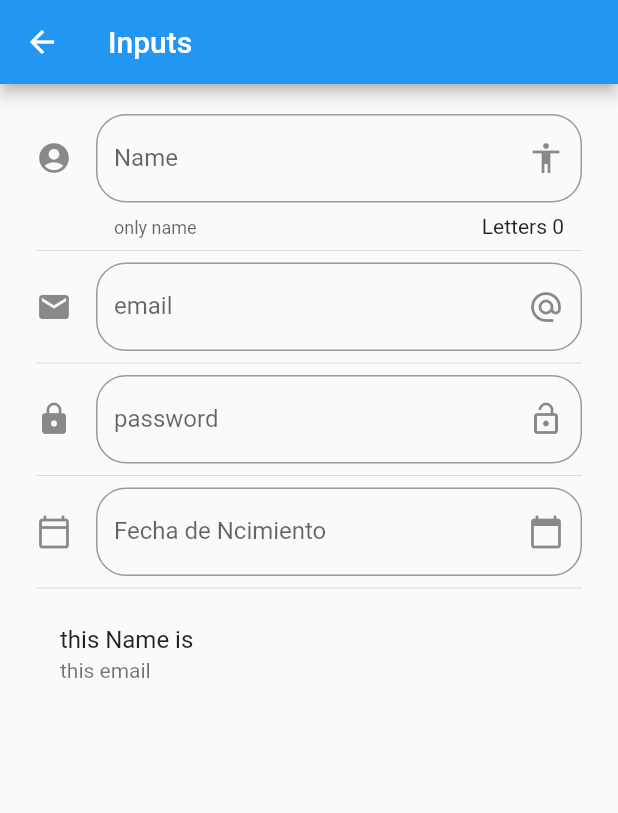
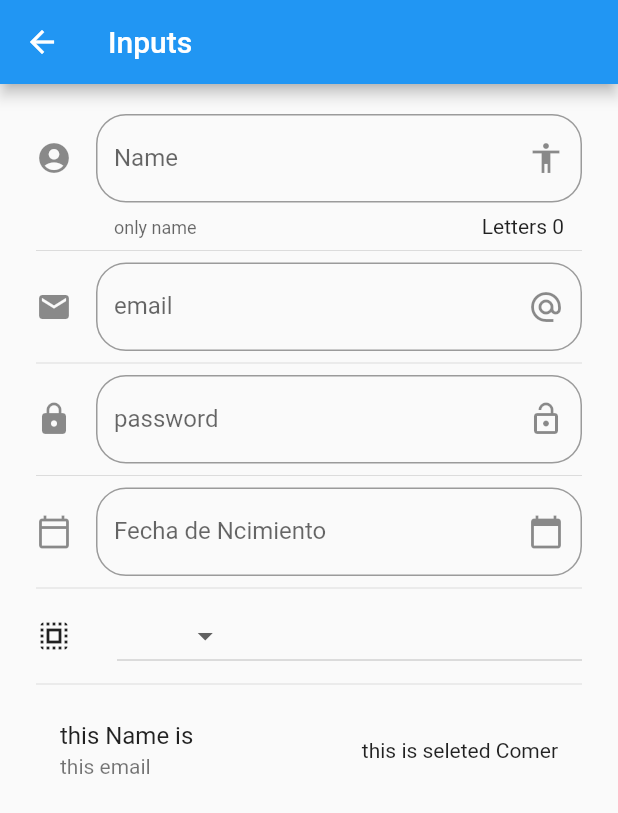
Before and after one commit to DanielGoycochea/components_flutter, a Flutter app: the InputsPage screen opened by its route, on a phone screen of 412 x 824 dp. Shown: the top 813 px of the screen. Run offline on Flutter 3.47's test engine with Material 2 defaults, Android fonts, the phone set to English and light mode, and no system bars.

Commit message:
add dropdown

```diff
--- a/lib/src/pages/inputs_page.dart
+++ b/lib/src/pages/inputs_page.dart
@@ -10,6 +10,10 @@ class _InputsPageState extends State<InputsPage> {
   String _email = "";
   String _password = "";
   String _date = "";
+
+  String _optionseleted = "Comer";
+
+  List<String> _powers = ["volar", "Correr", "dormir"];
 
   TextEditingController _inputFieldDateController = new TextEditingController();
 
@@ -29,6 +33,8 @@ class _InputsPageState extends State<InputsPage> {
           _createInputPassword(),
           Divider(),
           _createDate(context),
+          Divider(),
+          _createDropdown(),
           Divider(),
           _createPerson(),
         ],
@@ -62,6 +68,7 @@ class _InputsPageState extends State<InputsPage> {
     return ListTile(
       title: Text("this Name is $_name"),
       subtitle: Text("this email $_email"),
+      trailing: Text("this is seleted $_optionseleted"),
     );
   }
 
@@ -132,4 +139,40 @@ class _InputsPageState extends State<InputsPage> {
       });
     }
   }
+
+  _createDropdown() {
+    if (_optionseleted == null) {
+      _optionseleted = _powers[0];
+    }
+    return Row(
+      children: [
+        Icon(Icons.select_all),
+        SizedBox(
+          width: 30.0,
+        ),
+        Expanded(
+          child: DropdownButton(
+              // hint: Text(_optionseleted),
+              value: _optionseleted,
+              items: getoptions(),
+              onChanged: (item) {
+                setState(() {
+                  _optionseleted = item;
+                });
+              }),
+        ),
+      ],
+    );
+  }
+
+  List<DropdownMenuItem<String>> getoptions() {
+    List<DropdownMenuItem<String>> list = [];
+    _powers.forEach((power) {
+      list.add(DropdownMenuItem(
+        child: Text(power),
+        value: power,
+      ));
+    });
+    return list;
+  }
 }
```
